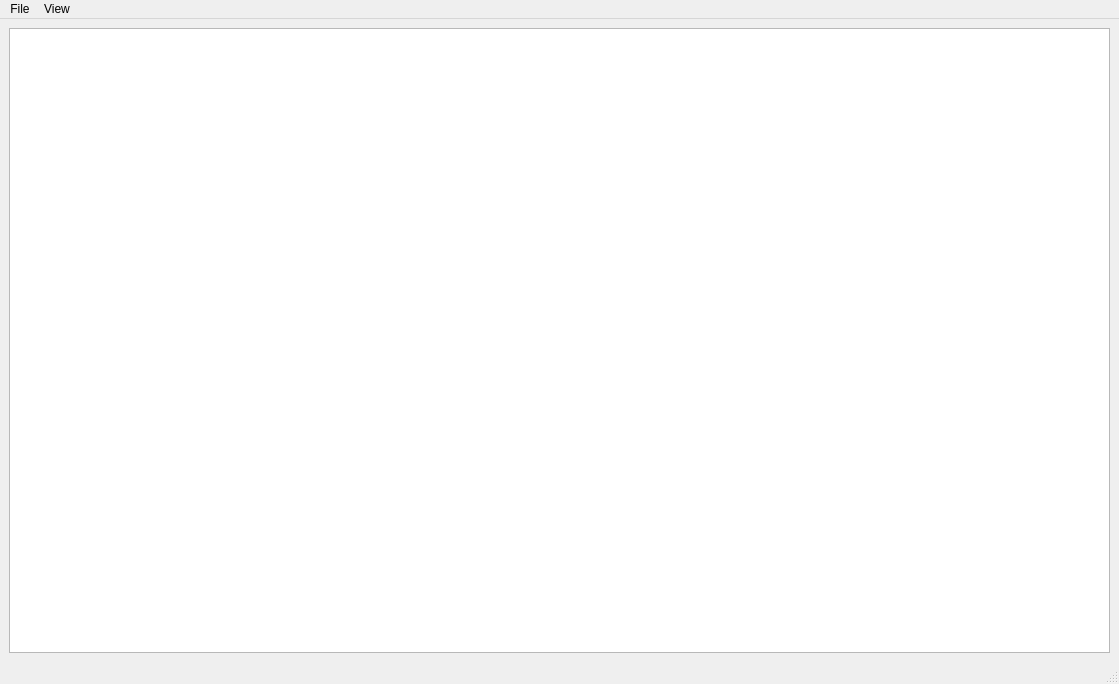
Qt form mainwindow.ui (mhspace/mashacv) before a commit.
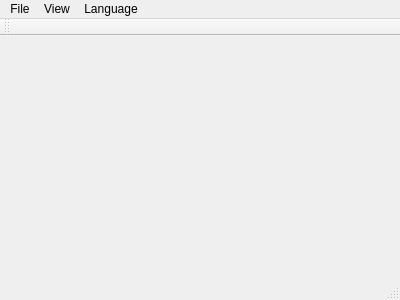
The same form after that commit.

```diff
--- a/mainwindow.ui
+++ b/mainwindow.ui
@@ -6,8 +6,8 @@
    <rect>
     <x>0</x>
     <y>0</y>
-    <width>1119</width>
-    <height>684</height>
+    <width>400</width>
+    <height>300</height>
    </rect>
   </property>
   <property name="windowTitle">
@@ -15,9 +15,9 @@
   </property>
   <widget class="QWidget" name="centralwidget">
    <layout class="QHBoxLayout" name="horizontalLayout">
-    <item>
-     <widget class="QGraphicsView" name="graphicsView"/>
-    </item>
+    <property name="margin">
+     <number>0</number>
+    </property>
    </layout>
   </widget>
   <widget class="QMenuBar" name="menubar">
@@ -25,8 +25,8 @@
     <rect>
      <x>0</x>
      <y>0</y>
-     <width>1119</width>
-     <height>24</height>
+     <width>400</width>
+     <height>28</height>
     </rect>
    </property>
    <widget class="QMenu" name="menuFile">
@@ -34,6 +34,15 @@
      <string>File</string>
     </property>
     <addaction name="actionOpen"/>
+    <addaction name="separator"/>
+    <addaction name="actionQuit"/>
+   </widget>
+   <widget class="QMenu" name="menuLanguage">
+    <property name="title">
+     <string>Language</string>
+    </property>
+    <addaction name="actionEnglish"/>
+    <addaction name="actionRussian"/>
    </widget>
    <widget class="QMenu" name="menuView">
     <property name="title">
@@ -42,14 +51,24 @@
    </widget>
    <addaction name="menuFile"/>
    <addaction name="menuView"/>
+   <addaction name="menuLanguage"/>
   </widget>
-  <widget class="QStatusBar" name="statusbar"/>
+  <widget class="QToolBar" name="mainToolBar">
+   <attribute name="toolBarArea">
+    <enum>TopToolBarArea</enum>
+   </attribute>
+   <attribute name="toolBarBreak">
+    <bool>false</bool>
+   </attribute>
+  </widget>
+  <widget class="QStatusBar" name="statusBar"/>
   <action name="actionOpen">
    <property name="text">
     <string>Open</string>
    </property>
   </action>
  </widget>
+ <layoutdefault spacing="6" margin="11"/>
  <resources/>
  <connections/>
 </ui>
```
Left out of the diff: 56 changed lines with no effect on the pictures.
